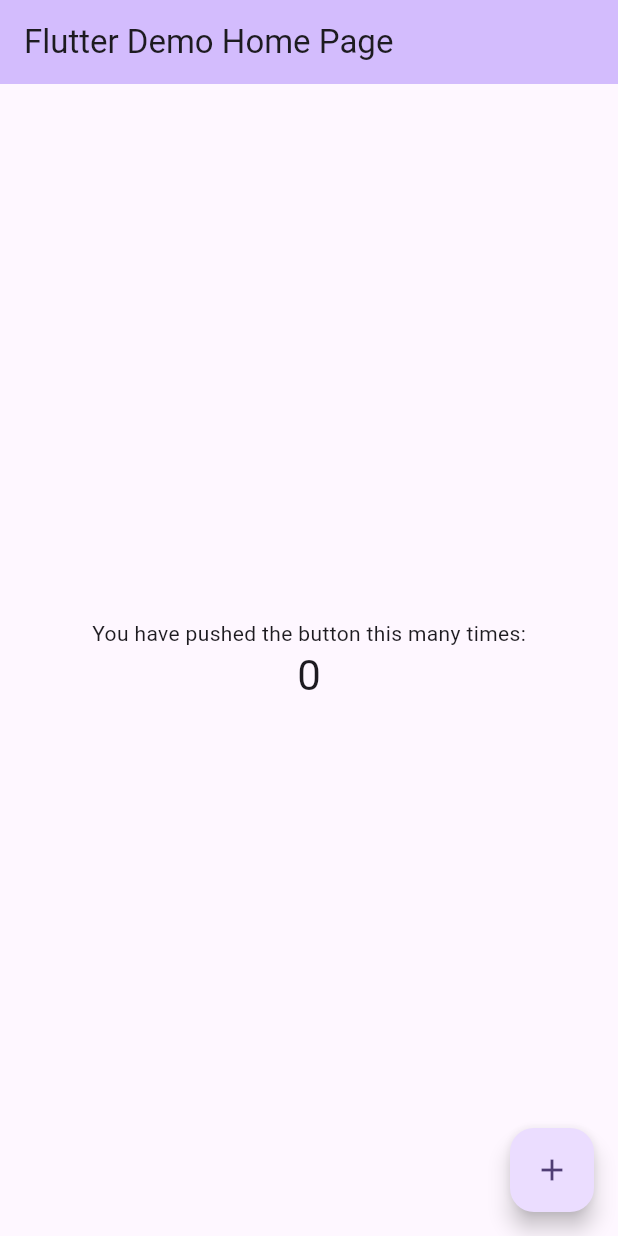
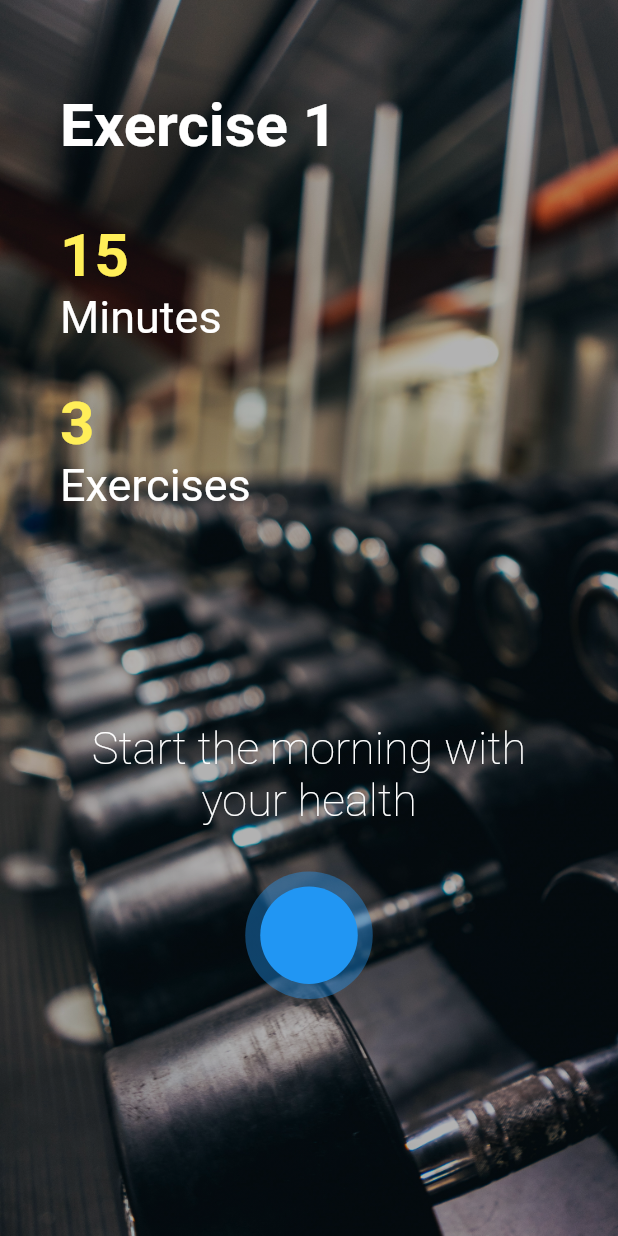
Before and after one commit to muhammadumer1157/Page-Transition-App, a Flutter app: the screen it shows after launch, on a phone screen of 412 x 824 dp. Run offline on Flutter 3.47's test engine with Material 2 defaults, Android fonts, the phone set to English and light mode, and no system bars; our stand-ins replace page_transition, simple_animations.

Commit message:
Add animation and UI

```diff
--- a/page_transition_app/lib/main.dart
+++ b/page_transition_app/lib/main.dart
@@ -1,125 +1,204 @@
 import 'package:flutter/material.dart';
+import 'package:page_transition/page_transition.dart';
+import 'package:page_transition_app/dashboard.dart';
 
 void main() {
-  runApp(const MyApp());
+  runApp(const MaterialApp(
+    debugShowCheckedModeBanner: false,
+    home: HomePage(),
+  ));
 }
 
-class MyApp extends StatelessWidget {
-  const MyApp({super.key});
+class HomePage extends StatefulWidget {
+  const HomePage({super.key});
 
-  // This widget is the root of your application.
   @override
-  Widget build(BuildContext context) {
-    return MaterialApp(
-      title: 'Flutter Demo',
-      theme: ThemeData(
-        // This is the theme of your application.
-        //
-        // TRY THIS: Try running your application with "flutter run". You'll see
-        // the application has a blue toolbar. Then, without quitting the app,
-        // try changing the seedColor in the colorScheme below to Colors.green
-        // and then invoke "hot reload" (save your changes or press the "hot
-        // reload" button in a Flutter-supported IDE, or press "r" if you used
-        // the command line to start the app).
-        //
-        // Notice that the counter didn't reset back to zero; the application
-        // state is not lost during the reload. To reset the state, use hot
-        // restart instead.
-        //
-        // This works for code too, not just values: Most code changes can be
-        // tested with just a hot reload.
-        colorScheme: ColorScheme.fromSeed(seedColor: Colors.deepPurple),
-        useMaterial3: true,
-      ),
-      home: const MyHomePage(title: 'Flutter Demo Home Page'),
-    );
-  }
+  State<HomePage> createState() => _HomePageState();
 }
 
-class MyHomePage extends StatefulWidget {
-  const MyHomePage({super.key, required this.title});
+class _HomePageState extends State<HomePage> with TickerProviderStateMixin {
+  late PageController _pageController;
 
-  // This widget is the home page of your application. It is stateful, meaning
-  // that it has a State object (defined below) that contains fields that affect
-  // how it looks.
+  late AnimationController rippleController;
+  late AnimationController scaleController;
 
-  // This class is the configuration for the state. It holds the values (in this
-  // case the title) provided by the parent (in this case the App widget) and
-  // used by the build method of the State. Fields in a Widget subclass are
-  // always marked "final".
-
-  final String title;
+  late Animation<double> rippleAnimation;
+  late Animation<double> scaleAnimation;
 
   @override
-  State<MyHomePage> createState() => _MyHomePageState();
-}
+  void initState() {
+    super.initState();
+    _pageController = PageController(initialPage: 0);
 
-class _MyHomePageState extends State<MyHomePage> {
-  int _counter = 0;
+    rippleController =
+        AnimationController(vsync: this, duration: const Duration(seconds: 1));
+    scaleController =
+        AnimationController(vsync: this, duration: const Duration(seconds: 1));
 
-  void _incrementCounter() {
-    setState(() {
-      // This call to setState tells the Flutter framework that something has
-      // changed in this State, which causes it to rerun the build method below
-      // so that the display can reflect the updated values. If we changed
-      // _counter without calling setState(), then the build method would not be
-      // called again, and so nothing would appear to happen.
-      _counter++;
-    });
+    rippleAnimation =
+        Tween<double>(begin: 80.0, end: 90.0).animate(rippleController)
+          ..addStatusListener((status) {
+            if (status == AnimationStatus.completed) {
+              rippleController.reverse();
+            } else if (status == AnimationStatus.dismissed) {
+              rippleController.forward();
+            }
+          });
+    scaleAnimation =
+        Tween<double>(begin: 1.0, end: 30.0).animate(scaleController)
+          ..addStatusListener((status) {
+            if (status == AnimationStatus.completed) {
+              Navigator.push(
+                context,
+                PageTransition(
+                  type: PageTransitionType.fade,
+                  child: Dashboard(),
+                ),
+              );
+            }
+          });
+
+    rippleController.forward();
   }
 
   @override
   Widget build(BuildContext context) {
-    // This method is rerun every time setState is called, for instance as done
-    // by the _incrementCounter method above.
-    //
-    // The Flutter framework has been optimized to make rerunning build methods
-    // fast, so that you can just rebuild anything that needs updating rather
-    // than having to individually change instances of widgets.
     return Scaffold(
-      appBar: AppBar(
-        // TRY THIS: Try changing the color here to a specific color (to
-        // Colors.amber, perhaps?) and trigger a hot reload to see the AppBar
-        // change color while the other colors stay the same.
-        backgroundColor: Theme.of(context).colorScheme.inversePrimary,
-        // Here we take the value from the MyHomePage object that was created by
-        // the App.build method, and use it to set our appbar title.
-        title: Text(widget.title),
+      body: PageView(
+        controller: _pageController,
+        children: [
+          makePage("assets/images/one.jpg"),
+          makePage("assets/images/two.jpg"),
+          makePage("assets/images/three.jpg")
+        ],
       ),
-      body: Center(
-        // Center is a layout widget. It takes a single child and positions it
-        // in the middle of the parent.
-        child: Column(
-          // Column is also a layout widget. It takes a list of children and
-          // arranges them vertically. By default, it sizes itself to fit its
-          // children horizontally, and tries to be as tall as its parent.
-          //
-          // Column has various properties to control how it sizes itself and
-          // how it positions its children. Here we use mainAxisAlignment to
-          // center the children vertically; the main axis here is the vertical
-          // axis because Columns are vertical (the cross axis would be
-          // horizontal).
-          //
-          // TRY THIS: Invoke "debug painting" (choose the "Toggle Debug Paint"
-          // action in the IDE, or press "p" in the console), to see the
-          // wireframe for each widget.
-          mainAxisAlignment: MainAxisAlignment.center,
-          children: <Widget>[
-            const Text(
-              'You have pushed the button this many times:',
-            ),
-            Text(
-              '$_counter',
-              style: Theme.of(context).textTheme.headlineMedium,
-            ),
-          ],
+    );
+  }
+
+  Widget makePage(String image) {
+    return Container(
+      decoration: BoxDecoration(
+          image: DecorationImage(
+        image: AssetImage(image),
+        fit: BoxFit.cover,
+      )),
+      child: Container(
+        decoration: BoxDecoration(
+          gradient: LinearGradient(
+            colors: [
+              Colors.black.withOpacity(0.3),
+              Colors.black.withOpacity(0.3)
+            ],
+          ),
+        ),
+        child: Padding(
+          padding: const EdgeInsets.all(40.0),
+          child: Column(
+            crossAxisAlignment: CrossAxisAlignment.start,
+            children: [
+              const SizedBox(
+                height: 20.0,
+              ),
+              const Text(
+                "Exercise 1",
+                style: TextStyle(
+                    color: Colors.white,
+                    fontWeight: FontWeight.bold,
+                    fontSize: 40.0),
+              ),
+              const SizedBox(
+                height: 40.0,
+              ),
+              Column(
+                crossAxisAlignment: CrossAxisAlignment.start,
+                children: [
+                  Text(
+                    "15",
+                    style: TextStyle(
+                        color: Colors.yellow[400],
+                        fontSize: 40.0,
+                        fontWeight: FontWeight.bold),
+                  ),
+                  const Text(
+                    "Minutes",
+                    style: TextStyle(
+                      color: Colors.white,
+                      fontSize: 30.0,
+                    ),
+                  )
+                ],
+              ),
+              const SizedBox(
+                height: 30.0,
+              ),
+              Column(
+                crossAxisAlignment: CrossAxisAlignment.start,
+                children: [
+                  Text(
+                    "3",
+                    style: TextStyle(
+                        color: Colors.yellow[400],
+                        fontSize: 40.0,
+                        fontWeight: FontWeight.bold),
+                  ),
+                  const Text(
+                    "Exercises",
+                    style: TextStyle(
+                      color: Colors.white,
+                      fontSize: 30.0,
+                    ),
+                  )
+                ],
+              ),
+              const SizedBox(
+                height: 140.0,
+              ),
+              const Align(
+                child: Text(
+                  "Start the morning with your health",
+                  textAlign: TextAlign.center,
+                  style: TextStyle(
+                      color: Colors.white,
+                      fontSize: 30.0,
+                      fontWeight: FontWeight.w100),
+                ),
+              ),
+              const SizedBox(
+                height: 30.0,
+              ),
+              Align(
+                alignment: Alignment.bottomCenter,
+                child: AnimatedBuilder(
+                  animation: rippleAnimation,
+                  builder: (context, child) => Container(
+                    height: rippleAnimation.value,
+                    width: rippleAnimation.value,
+                    decoration: BoxDecoration(
+                        shape: BoxShape.circle,
+                        color: Colors.blue.withOpacity(0.4)),
+                    child: InkWell(
+                      onTap: () {
+                        scaleController.forward();
+                      },
+                      child: AnimatedBuilder(
+                        animation: scaleAnimation,
+                        builder: (context, child) => Transform.scale(
+                          scale: scaleAnimation.value,
+                          child: Container(
+                            margin: EdgeInsets.all(10.0),
+                            decoration: BoxDecoration(
+                                shape: BoxShape.circle, color: Colors.blue),
+                          ),
+                        ),
+                      ),
+                    ),
+                  ),
+                ),
+              )
+            ],
+          ),
         ),
       ),
-      floatingActionButton: FloatingActionButton(
-        onPressed: _incrementCounter,
-        tooltip: 'Increment',
-        child: const Icon(Icons.add),
-      ), // This trailing comma makes auto-formatting nicer for build methods.
     );
   }
 }
--- a/page_transition_app/pubspec.yaml
+++ b/page_transition_app/pubspec.yaml
@@ -35,6 +35,8 @@ dependencies:
   # The following adds the Cupertino Icons font to your application.
   # Use with the CupertinoIcons class for iOS style icons.
   cupertino_icons: ^1.0.2
+  simple_animations: ^5.0.2
+  page_transition: ^2.1.0
 
 dev_dependencies:
   flutter_test:
```
Also changed, not shown: page_transition_app/lib/animations/fade_animation.dart (added, +28 -0 lines), page_transition_app/lib/dashboard.dart (added, +193 -0 lines), page_transition_app/pubspec.lock.
